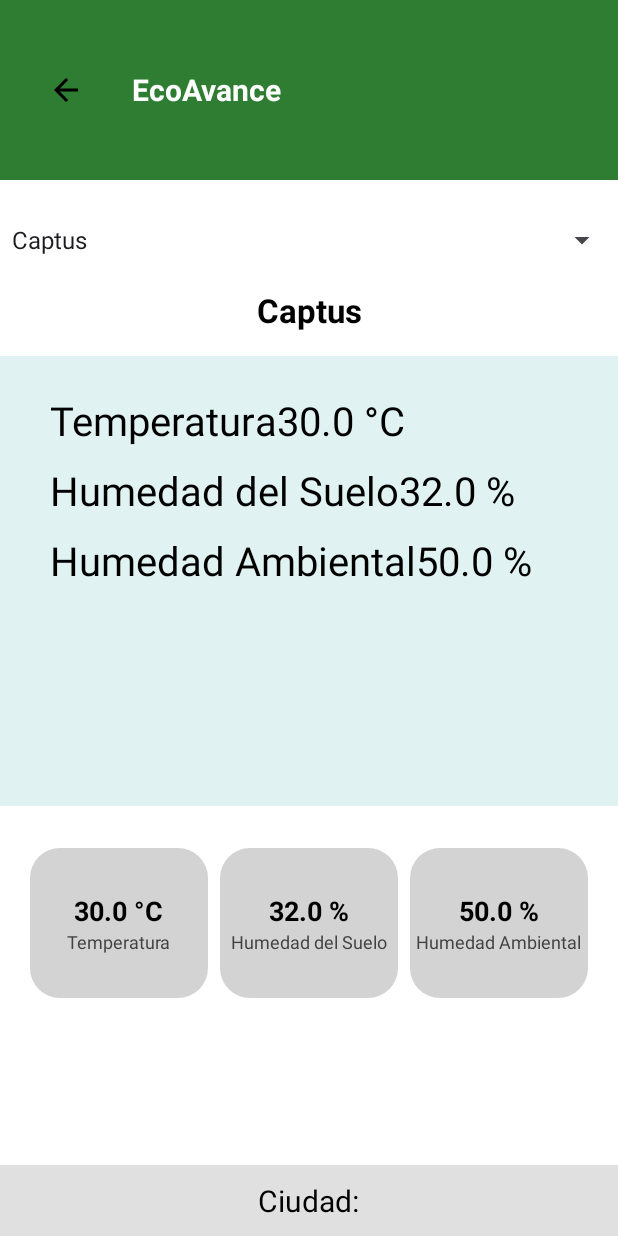
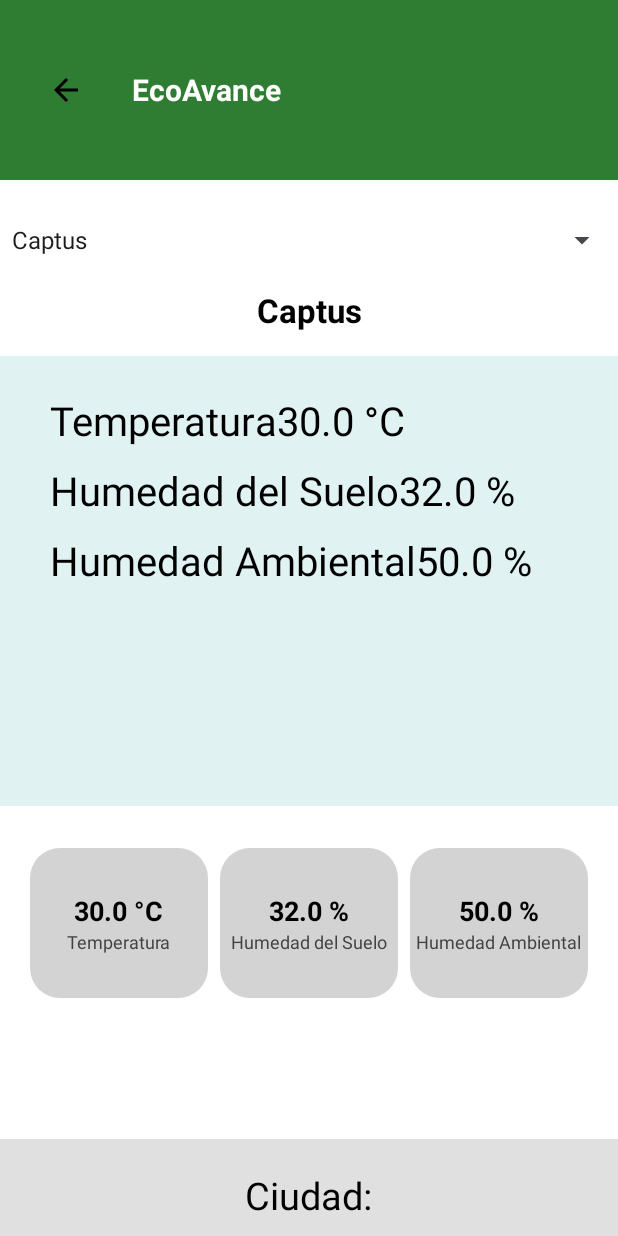
Before and after one commit to mariv542/Plantita-Feliz, an Android app: the ecoAvance_activity screen opened directly, with no data from a screen before it, on a phone screen of 412 x 824 dp. Run offline under Robolectric (Android 15) with nearby library versions, the phone set to English and light mode, and no system bars.

Commit message:
cambios en el footer

```diff
--- a/app/src/main/res/layout/footer_gps.xml
+++ b/app/src/main/res/layout/footer_gps.xml
@@ -17,7 +17,9 @@
         android:id="@+id/txtGPS"
         android:layout_width="wrap_content"
         android:layout_height="wrap_content"
+        android:layout_marginTop="10dp"
         android:text="Ciudad:"
         android:textColor="@color/black"
-        android:textSize="20sp" />
+        android:textSize="25sp"/>
+
 </LinearLayout>
--- a/gradle/libs.versions.toml
+++ b/gradle/libs.versions.toml
@@ -7,6 +7,7 @@ appcompat = "1.6.1"
 material = "1.10.0"
 activity = "1.8.0"
 constraintlayout = "2.1.4"
+firebaseAuth = "24.0.1"
 
 [libraries]
 junit = { group = "junit", name = "junit", version.ref = "junit" }
@@ -16,6 +17,7 @@ appcompat = { group = "androidx.appcompat", name = "appcompat", version.ref = "a
 material = { group = "com.google.android.material", name = "material", version.ref = "material" }
 activity = { group = "androidx.activity", name = "activity", version.ref = "activity" }
 constraintlayout = { group = "androidx.constraintlayout", name = "constraintlayout", version.ref = "constraintlayout" }
+firebase-auth = { group = "com.google.firebase", name = "firebase-auth", version.ref = "firebaseAuth" }
 
 [plugins]
 android-application = { id = "com.android.application", version.ref = "agp" }
```
